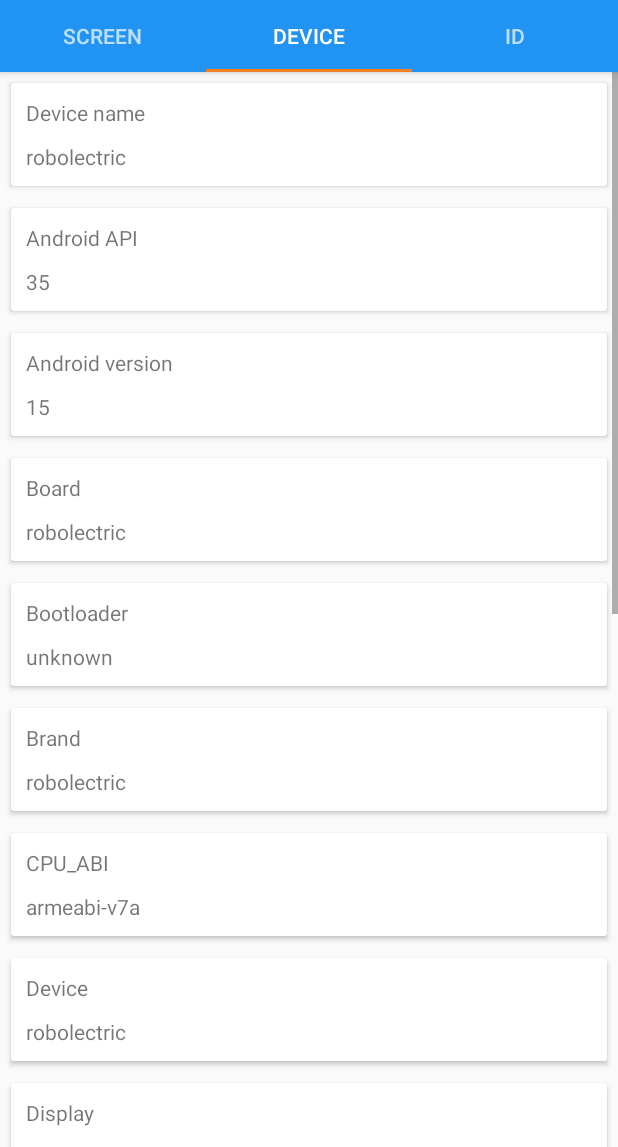
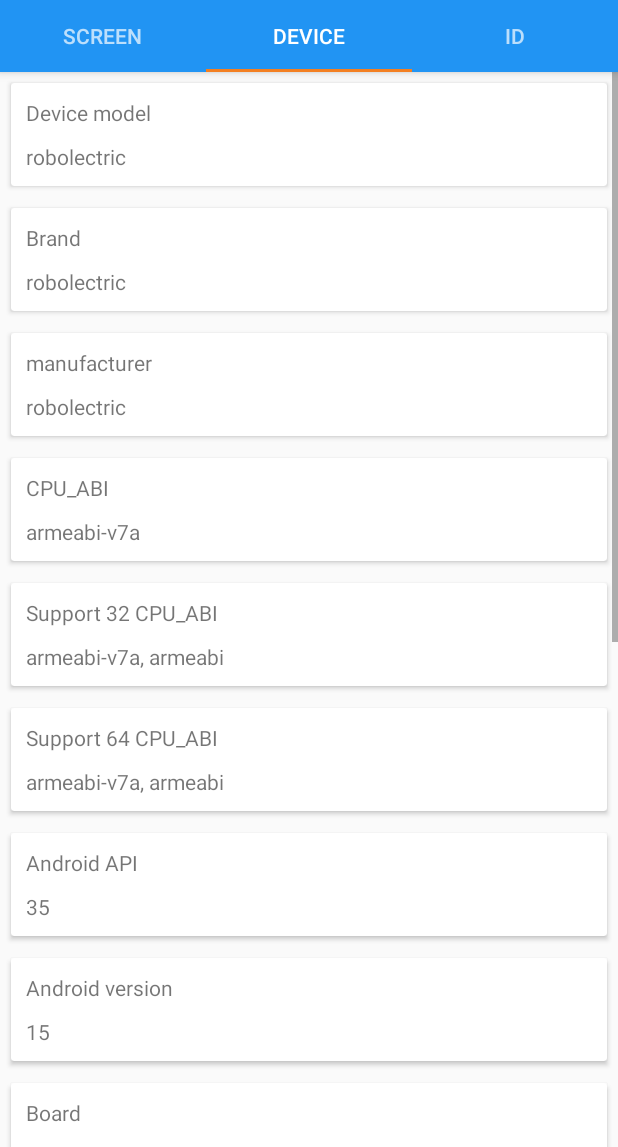
Before and after one commit to fantasy1022/DevelopmentTool, an Android app: the screen it shows after launch (MainActivity), tab 2 chosen, on a phone screen of 412 x 824 dp, the part 89-1236 px from its top. Run offline under Robolectric (Android 15) with nearby library versions, the phone set to English and light mode, and no system bars; our stand-ins replace Dagger/Hilt's generated code; network calls fail; 2 statements that could not run were skipped.

Commit message:
Modify device item order.

```diff
--- a/app/src/main/java/com/fantasyfang/developmenttool/data/DeviceInfo.kt
+++ b/app/src/main/java/com/fantasyfang/developmenttool/data/DeviceInfo.kt
@@ -16,7 +16,6 @@ enum class DeviceItem(val value: Int) {
     BOOTLOADER(R.string.device_bootloader),
     BRAND(R.string.device_brand),
     SUPPORTED_ABIS(R.string.device_supported_abis),
-    DEVICE(R.string.device_device),
     DISPLAY(R.string.device_display),
     FINGERPRINT(R.string.device_fingerprint),
     HARDWARE(R.string.device_hardware),
--- a/app/src/main/java/com/fantasyfang/developmenttool/repository/device/DeviceInfoLocalDataStore.kt
+++ b/app/src/main/java/com/fantasyfang/developmenttool/repository/device/DeviceInfoLocalDataStore.kt
@@ -10,13 +10,17 @@ import javax.inject.Inject
 class DeviceInfoLocalDataStore @Inject constructor() : LocalDataStore<List<DeviceInfo>> {
 
     override fun getData(): List<DeviceInfo> {
-        val build = Build.DISPLAY
         val supportABI = Build.SUPPORTED_ABIS.reduce { sum, element -> "$sum, $element" }
         val support32ABI = Build.SUPPORTED_32_BIT_ABIS.reduce { sum, element -> "$sum, $element" }
         val support64ABI = Build.SUPPORTED_64_BIT_ABIS.reduce { sum, element -> "$sum, $element" }
 
         return listOf(
             DeviceInfo(Item(DeviceItem.MODEL, Build.MODEL)),
+            DeviceInfo(Item(DeviceItem.BRAND, Build.BRAND)),
+            DeviceInfo(Item(DeviceItem.MANUFACTURER, Build.MANUFACTURER)),
+            DeviceInfo(Item(DeviceItem.SUPPORTED_ABIS, supportABI)),
+            DeviceInfo(Item(DeviceItem.SUPPORTED_32_BIT_ABIS, support32ABI)),
+            DeviceInfo(Item(DeviceItem.SUPPORTED_64_BIT_ABIS, support64ABI)),
             DeviceInfo(
                 Item(
                     DeviceItem.ANDROID_VERSION_CODE,
@@ -31,18 +35,12 @@ class DeviceInfoLocalDataStore @Inject constructor() : LocalDataStore<List<Devic
             ),
             DeviceInfo(Item(DeviceItem.BOARD, Build.BOARD)),
             DeviceInfo(Item(DeviceItem.BOOTLOADER, Build.BOOTLOADER)),
-            DeviceInfo(Item(DeviceItem.BRAND, Build.BRAND)),
-            DeviceInfo(Item(DeviceItem.SUPPORTED_ABIS, supportABI)),
-            DeviceInfo(Item(DeviceItem.DEVICE, Build.DEVICE)),
             DeviceInfo(Item(DeviceItem.DISPLAY, Build.DISPLAY)),
             DeviceInfo(Item(DeviceItem.FINGERPRINT, Build.FINGERPRINT)),
             DeviceInfo(Item(DeviceItem.HARDWARE, Build.HARDWARE)),
             DeviceInfo(Item(DeviceItem.HOST, Build.HOST)),
             DeviceInfo(Item(DeviceItem.ID, Build.ID)),
-            DeviceInfo(Item(DeviceItem.MANUFACTURER, Build.MANUFACTURER)),
             DeviceInfo(Item(DeviceItem.PRODUCT, Build.PRODUCT)),
-            DeviceInfo(Item(DeviceItem.SUPPORTED_32_BIT_ABIS, support32ABI)),
-            DeviceInfo(Item(DeviceItem.SUPPORTED_64_BIT_ABIS, support64ABI)),
             DeviceInfo(Item(DeviceItem.TAGS, Build.TAGS)),
             DeviceInfo(Item(DeviceItem.TYPE, Build.TYPE)),
             DeviceInfo(Item(DeviceItem.USER, Build.USER))
--- a/app/src/main/res/values/strings.xml
+++ b/app/src/main/res/values/strings.xml
@@ -20,25 +20,23 @@
     <string name="screen_orientation">Orientation</string>
     <string name="screen_orientation_degree">Orientation degree</string>
     <string name="screen_diagonal_size">Diagonal Size(inches)</string>
-    <string name="screen_x_dpi" translatable="false">X dpi</string>
-    <string name="screen_y_dpi" translatable="false">Y dpi</string>
-    <string name="screen_status_bar_height" translatable="false">Status Bar Height(px)</string>
-    <string name="screen_navigation_bar_height" translatable="false">Navigation Bar Height(px)</string>
+    <string name="screen_x_dpi">X dpi</string>
+    <string name="screen_y_dpi">Y dpi</string>
+    <string name="screen_status_bar_height">Status Bar Height(px)</string>
+    <string name="screen_navigation_bar_height">Navigation Bar Height(px)</string>
 
-    <string name="device_model">Device name</string>
+    <string name="device_model">Device model</string>
     <string name="device_android_version_code">Android API</string>
     <string name="device_android_version">Android version</string>
-    <!--    TODO: Add chinese string -->
     <string name="device_board">Board</string>
     <string name="device_bootloader">Bootloader</string>
     <string name="device_brand">Brand</string>
     <string name="device_supported_abis">CPU_ABI</string>
-    <string name="device_device">Device</string>
     <string name="device_display">Display</string>
-    <string name="device_fingerprint">fingerprint</string>
-    <string name="device_hardware">hardware</string>
-    <string name="device_host">host</string>
-    <string name="device_id">id</string>
+    <string name="device_fingerprint">Fingerprint</string>
+    <string name="device_hardware">Hardware</string>
+    <string name="device_host">Host</string>
+    <string name="device_id">Id</string>
     <string name="device_manufacturer">manufacturer</string>
     <string name="device_product">product</string>
     <string name="device_supported_32_abis">Support 32 CPU_ABI</string>
```
